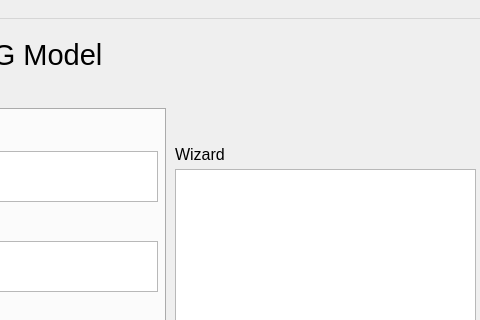
First picture: the form in gui/omega_gui_v8.ui, repository USEPA/EPA_OMEGA_Model, before the edit; both pictures show x 635 to 1115 and y 0 to 320 of the 1115 by 774 pixel window.
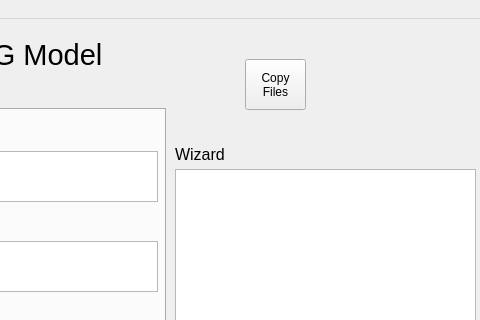
Second picture: the form after the edit. The open tabs and pages were chosen to show the change. Icons and pictures are not drawn.

What changed in the file:
```diff
--- a/gui/omega_gui_v8.ui
+++ b/gui/omega_gui_v8.ui
@@ -434,6 +434,23 @@
      <string>Wizard</string>
     </property>
    </widget>
+   <widget class="QPushButton" name="copy_files_button">
+    <property name="geometry">
+     <rect>
+      <x>880</x>
+      <y>40</y>
+      <width>61</width>
+      <height>51</height>
+     </rect>
+    </property>
+    <property name="toolTip">
+     <string>Selects a new Project Directory</string>
+    </property>
+    <property name="text">
+     <string>Copy
+Files</string>
+    </property>
+   </widget>
   </widget>
   <widget class="QMenuBar" name="menubar">
    <property name="geometry">
```
Left out of the diff: 16 changed lines with no effect on the pictures.
